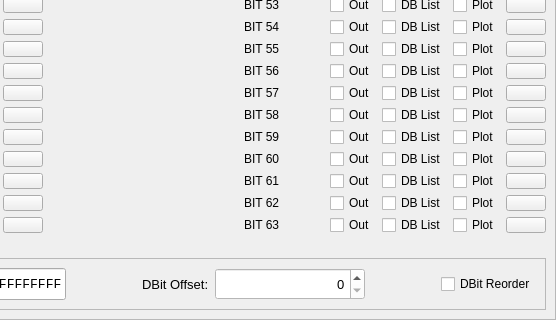
First picture: the form in pyctbgui/pyctbgui/ui/signals.ui, repository slsdetectorgroup/slsDetectorPackage, before the edit; both pictures show x 275 to 831 and y 501 to 821 of the 831 by 821 pixel window.
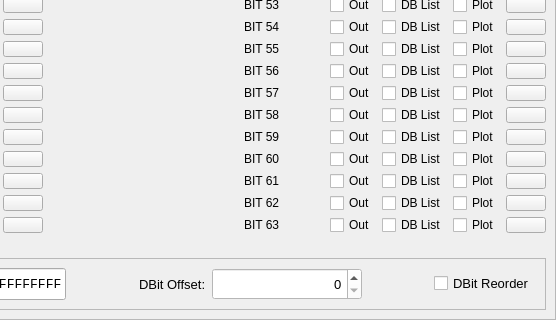
Second picture: the form after the edit.

Commit message: changed font size in GUI

The edit to the form file:
```diff
--- a/pyctbgui/pyctbgui/ui/signals.ui
+++ b/pyctbgui/pyctbgui/ui/signals.ui
@@ -6115,6 +6115,11 @@
        </item>
        <item row="0" column="6">
         <widget class="QCheckBox" name="checkBoxDBitReorder">
+         <property name="font">
+          <font>
+           <pointsize>10</pointsize>
+          </font>
+         </property>
          <property name="text">
           <string>DBit Reorder</string>
          </property>
```
